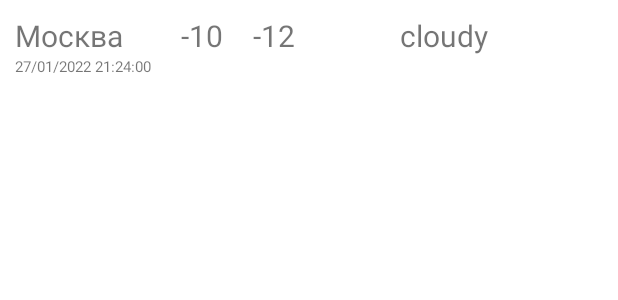
After one commit to AnaStud/Weather, an Android app: the layout fragment_history_item.xml on its own in the app's theme, with its tools: preview values and no code run, on a phone screen of 412 x 824 dp. The commit adds this screen. Shown: the top 300 px of the screen. Run offline under Robolectric (Android 15) with nearby library versions, the phone set to English and light mode, and no system bars.

Commit message:
Homework 8. Сделала отображение истории погоды из базы данных

```diff
--- a/app/src/main/java/ru/anasoft/weather/viewmodel/AppState.kt
+++ b/app/src/main/java/ru/anasoft/weather/viewmodel/AppState.kt
@@ -2,10 +2,12 @@ package ru.anasoft.weather.viewmodel
 
 import ru.anasoft.weather.model.Weather
 import ru.anasoft.weather.model.WeatherDTO
+import ru.anasoft.weather.model.WeatherHistory
 
 sealed class AppState {
     data class Loading(val progress:Int):AppState()
     data class SuccessListWeather(val weatherData: List<Weather>):AppState()
     data class SuccessWeatherDTO(val weatherDTO: WeatherDTO):AppState()
+    data class SuccessHistory(val listWeatherHistory: List<WeatherHistory>):AppState()
     data class Error(val error:Throwable):AppState()
 }
--- /dev/null
+++ b/app/src/main/res/layout/fragment_history_item.xml
@@ -0,0 +1,64 @@
+<?xml version="1.0" encoding="utf-8"?>
+<LinearLayout
+    xmlns:android="http://schemas.android.com/apk/res/android"
+    xmlns:tools="http://schemas.android.com/tools"
+    android:id="@+id/itemContainer"
+    android:layout_width="match_parent"
+    android:layout_height="wrap_content">
+
+    <LinearLayout
+        android:layout_width="wrap_content"
+        android:layout_height="wrap_content"
+        android:orientation="vertical">
+
+        <androidx.appcompat.widget.AppCompatTextView
+            android:id="@+id/cityName"
+            android:layout_width="wrap_content"
+            android:layout_height="wrap_content"
+            android:paddingStart="@dimen/padding_10_dp"
+            android:paddingEnd="@dimen/padding_10_dp"
+            android:paddingTop="@dimen/padding_10_dp"
+            android:textSize="@dimen/text_size_20_sp"
+            tools:text="Москва" />
+
+        <androidx.appcompat.widget.AppCompatTextView
+            android:id="@+id/dateTime"
+            android:layout_width="wrap_content"
+            android:layout_height="wrap_content"
+            android:paddingStart="@dimen/padding_10_dp"
+            android:paddingEnd="@dimen/padding_10_dp"
+            android:textSize="@dimen/text_size_10_sp"
+            tools:text="27/01/2022 21:24:00" />
+
+    </LinearLayout>
+
+    <androidx.appcompat.widget.AppCompatTextView
+        android:id="@+id/temperature"
+        android:layout_width="wrap_content"
+        android:layout_height="wrap_content"
+        android:padding="@dimen/padding_10_dp"
+        android:textSize="@dimen/text_size_20_sp"
+        tools:text="-10" />
+
+    <androidx.appcompat.widget.AppCompatTextView
+        android:id="@+id/feelsLike"
+        android:layout_width="wrap_content"
+        android:layout_height="wrap_content"
+        android:padding="@dimen/padding_10_dp"
+        android:textSize="@dimen/text_size_20_sp"
+        tools:text="-12" />
+
+    <androidx.appcompat.widget.AppCompatImageView
+        android:id="@+id/icon"
+        android:layout_width="@dimen/icon_size_history"
+        android:layout_height="@dimen/icon_size_history" />
+
+    <androidx.appcompat.widget.AppCompatTextView
+        android:id="@+id/condition"
+        android:layout_width="wrap_content"
+        android:layout_height="wrap_content"
+        android:padding="@dimen/padding_10_dp"
+        android:textSize="@dimen/text_size_20_sp"
+        tools:text="cloudy" />
+
+</LinearLayout>
--- a/app/src/main/res/values/dimens.xml
+++ b/app/src/main/res/values/dimens.xml
@@ -7,8 +7,11 @@
 
     <dimen name="text_size_35_sp">35sp</dimen>
     <dimen name="text_size_25_sp">25sp</dimen>
+    <dimen name="text_size_20_sp">20sp</dimen>
+    <dimen name="text_size_10_sp">10sp</dimen>
 
     <dimen name="max_icon_size">56dp</dimen>
     <dimen name="line_height_1_dp">1dp</dimen>
     <dimen name="icon_size">100dp</dimen>
+    <dimen name="icon_size_history">50dp</dimen>
 </resources>
--- a/app/src/main/res/values/strings.xml
+++ b/app/src/main/res/values/strings.xml
@@ -4,4 +4,5 @@
     <string name="temperature_name">Температура</string>
     <string name="feels_name">Ощущается</string>
     <string name="location">Location</string>
+    <string name="history">History</string>
 </resources>
```
Also changed, not shown: app/src/main/java/ru/anasoft/weather/view/MainActivity.kt (+22 -0 lines), app/src/main/java/ru/anasoft/weather/view/history/HistoryAdapter.kt (added, +70 -0 lines), app/src/main/java/ru/anasoft/weather/view/history/HistoryFragment.kt (added, +77 -0 lines), app/src/main/java/ru/anasoft/weather/viewmodel/HistoryViewModel.kt (added, +18 -0 lines), app/src/main/res/layout/fragment_history.xml (added, +17 -0 lines), app/src/main/res/menu/main_screen_menu.xml (added, +9 -0 lines).
